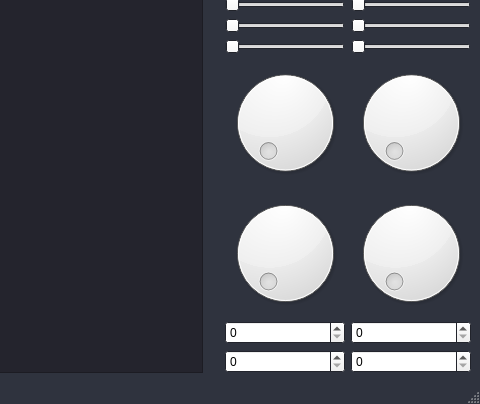
Above: MainWindow.ui from jngeun/yolov5 before the change; both pictures show x 625 to 1105 and y 394 to 798 of the 1105 by 798 pixel window. Below: the same form after it.
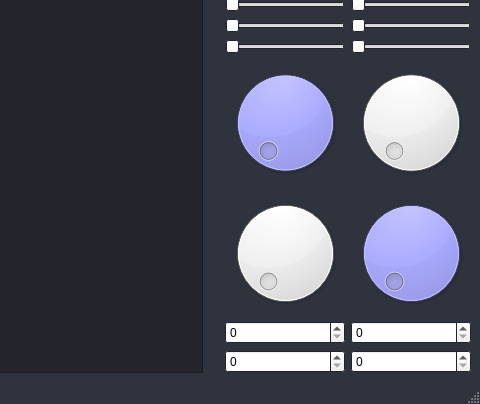
That is the form after the change.

```diff
--- a/MainWindow.ui
+++ b/MainWindow.ui
@@ -531,10 +531,86 @@
           <item>
            <layout class="QGridLayout" name="sensor">
             <item row="5" column="1">
-             <widget class="QDial" name="dial4"/>
+             <widget class="QDial" name="dial4">
+              <property name="palette">
+               <palette>
+                <active>
+                 <colorrole role="Button">
+                  <brush brushstyle="SolidPattern">
+                   <color alpha="255">
+                    <red>170</red>
+                    <green>170</green>
+                    <blue>255</blue>
+                   </color>
+                  </brush>
+                 </colorrole>
+                </active>
+                <inactive>
+                 <colorrole role="Button">
+                  <brush brushstyle="SolidPattern">
+                   <color alpha="255">
+                    <red>170</red>
+                    <green>170</green>
+                    <blue>255</blue>
+                   </color>
+                  </brush>
+                 </colorrole>
+                </inactive>
+                <disabled>
+                 <colorrole role="Button">
+                  <brush brushstyle="SolidPattern">
+                   <color alpha="255">
+                    <red>170</red>
+                    <green>170</green>
+                    <blue>255</blue>
+                   </color>
+                  </brush>
+                 </colorrole>
+                </disabled>
+               </palette>
+              </property>
+             </widget>
             </item>
             <item row="4" column="0">
-             <widget class="QDial" name="dial1"/>
+             <widget class="QDial" name="dial1">
+              <property name="palette">
+               <palette>
+                <active>
+                 <colorrole role="Button">
+                  <brush brushstyle="SolidPattern">
+                   <color alpha="255">
+                    <red>170</red>
+                    <green>170</green>
+                    <blue>255</blue>
+                   </color>
+                  </brush>
+                 </colorrole>
+                </active>
+                <inactive>
+                 <colorrole role="Button">
+                  <brush brushstyle="SolidPattern">
+                   <color alpha="255">
+                    <red>170</red>
+                    <green>170</green>
+                    <blue>255</blue>
+                   </color>
+                  </brush>
+                 </colorrole>
+                </inactive>
+                <disabled>
+                 <colorrole role="Button">
+                  <brush brushstyle="SolidPattern">
+                   <color alpha="255">
+                    <red>170</red>
+                    <green>170</green>
+                    <blue>255</blue>
+                   </color>
+                  </brush>
+                 </colorrole>
+                </disabled>
+               </palette>
+              </property>
+             </widget>
             </item>
             <item row="4" column="1">
              <widget class="QDial" name="dial2"/>
```
